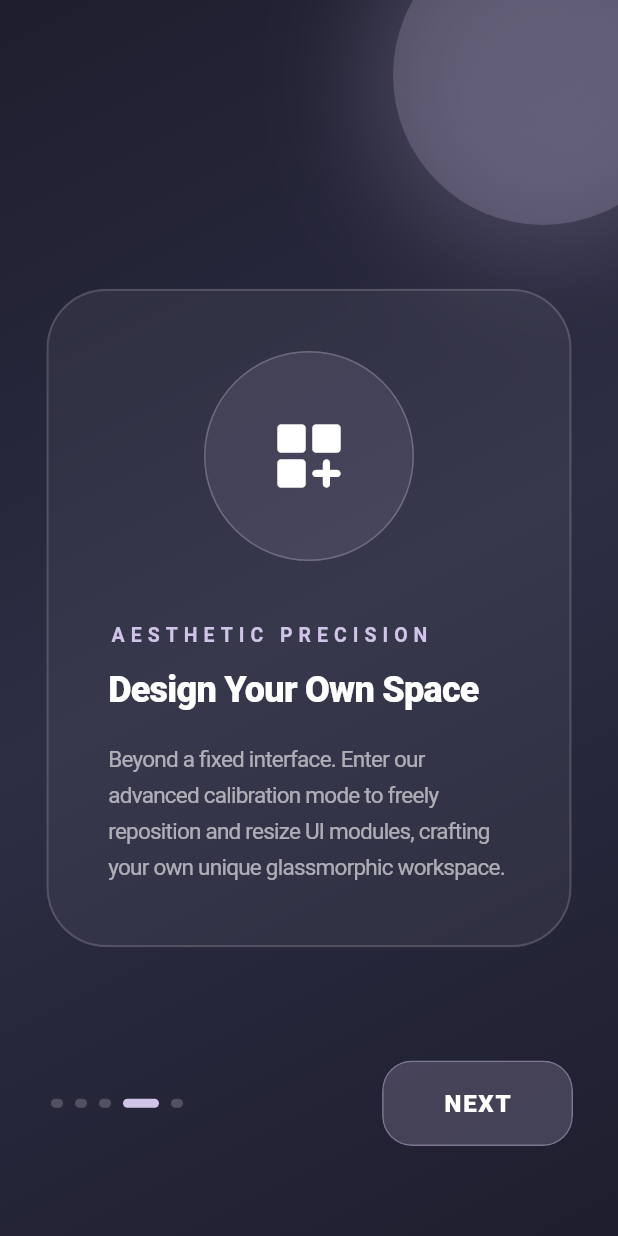
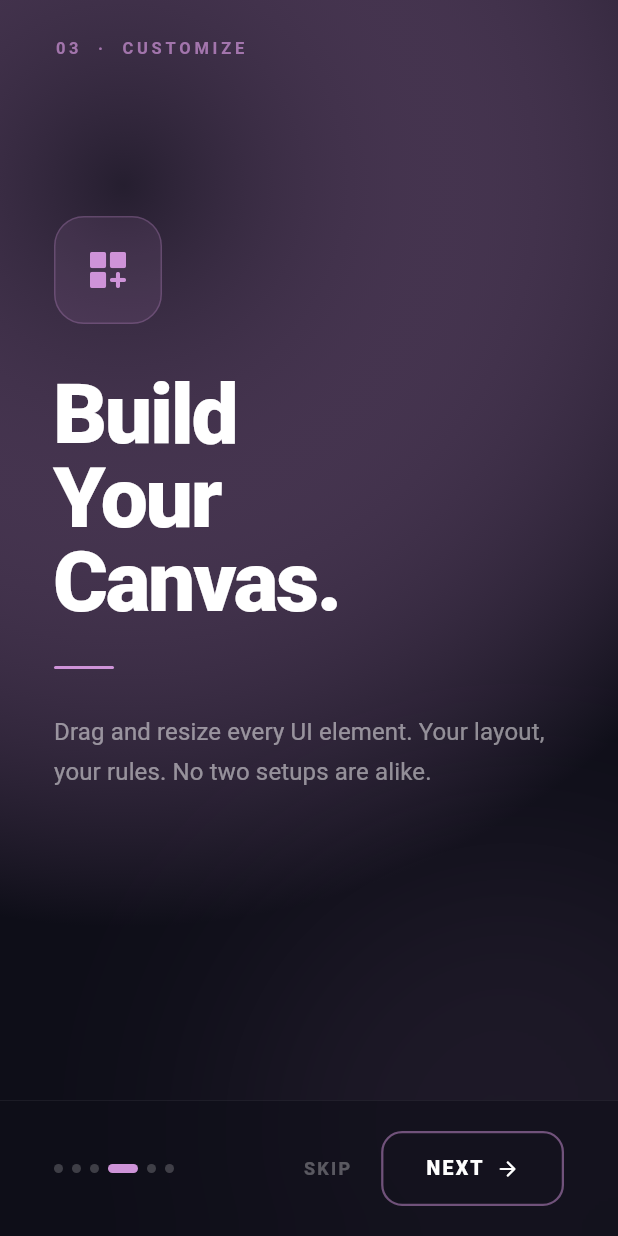
Before and after one commit to jjaez7/meteor_player, a Flutter app: the screen it shows after launch, swiped to page 4, on a phone screen of 412 x 824 dp. Run offline on Flutter 3.47's test engine with Material 3 defaults, Android fonts, the light colour scheme and no system bars; our stand-ins replace audio_service, flutter_colorpicker, google_mobile_ads, marquee, package_info_plus, palette_generator and 3 more; missing offline and left inert: notification_listener_service, translator; Roboto replaces fonts that are missing (Pretendard); statements that could not run were skipped.

Commit message:
일단 밀고

```diff
--- a/lib/onboarding_screen.dart
+++ b/lib/onboarding_screen.dart
@@ -1,9 +1,73 @@
 import 'dart:ui';
 import 'package:flutter/material.dart';
+import 'package:flutter/services.dart';
 import 'package:shared_preferences/shared_preferences.dart';
 import 'package:permission_handler/permission_handler.dart';
 import 'dart:io';
 
+// ── 페이지 데이터 ──────────────────────────────────────────────
+class _PageData {
+  final String tag;
+  final String headline;
+  final String body;
+  final IconData icon;
+  final Color accent;
+
+  const _PageData({
+    required this.tag,
+    required this.headline,
+    required this.body,
+    required this.icon,
+    required this.accent,
+  });
+}
+
+const List<_PageData> _pages = [
+  _PageData(
+    tag: "GLASNYL  ·  WELCOME",
+    headline: "See\nthe\nMusic.",
+    body: "A glassmorphic vinyl player built around your music. Not just a player — a visual experience.",
+    icon: Icons.auto_awesome_rounded,
+    accent: Color(0xFFD1C4E9),
+  ),
+  _PageData(
+    tag: "01  ·  VINYL ENGINE",
+    headline: "Spin,\nTap,\nFeel.",
+    body: "Tap for lyrics. Double-tap for artwork. Long-press to sync. The vinyl reacts to every beat.",
+    icon: Icons.album_rounded,
+    accent: Color(0xFFB39DDB),
+  ),
+  _PageData(
+    tag: "02  ·  CONTROLS",
+    headline: "Every\nDetail\nYours.",
+    body: "Seek with precision. PiP mode, screen lock, and full playback control — all one gesture away.",
+    icon: Icons.tune_rounded,
+    accent: Color(0xFF9FA8DA),
+  ),
+  _PageData(
+    tag: "03  ·  CUSTOMIZE",
+    headline: "Build\nYour\nCanvas.",
+    body: "Drag and resize every UI element. Your layout, your rules. No two setups are alike.",
+    icon: Icons.dashboard_customize_rounded,
+    accent: Color(0xFFCE93D8),
+  ),
+  _PageData(
+    tag: "04  ·  ADAPTIVE",
+    headline: "Colors\nthat\nBreathe.",
+    body: "The interface extracts your album art palette and repaints itself. Every song looks different.",
+    icon: Icons.palette_rounded,
+    accent: Color(0xFF80CBC4),
+  ),
+  _PageData(
+    tag: "BETA  ·  single-person development",
+    headline: "SEE\nTHE\nMUSIC",
+    body: "It's a beta I make by myself. It can be buggy.\nPlease feel free to let me know if you have any inconvenience — I'll fix it quickly.",
+    icon: Icons.favorite_rounded,
+    accent: Color(0xFFD1C4E9),
+  ),
+];
+
+// ── 메인 위젯 ─────────────────────────────────────────────────
 class OnboardingScreen extends StatefulWidget {
   const OnboardingScreen({super.key});
 
@@ -11,322 +75,374 @@ class OnboardingScreen extends StatefulWidget {
   State<OnboardingScreen> createState() => _OnboardingScreenState();
 }
 
-class _OnboardingScreenState extends State<OnboardingScreen> {
+class _OnboardingScreenState extends State<OnboardingScreen>
+    with TickerProviderStateMixin {
   final PageController _controller = PageController();
   int _currentPage = 0;
-  bool isLastPage = false;
 
-  // Glassmorphism Palette
-  final Color accentColor = const Color(0xFFD1C4E9); // 소프트 퍼플
-  final Color glassBaseColor = Colors.white.withValues(alpha: 0.1);
+  late AnimationController _fadeCtrl;
+  late Animation<double> _fadeAnim;
+
+  @override
+  void initState() {
+    super.initState();
+    SystemChrome.setSystemUIOverlayStyle(
+      const SystemUiOverlayStyle(
+        statusBarColor: Colors.transparent,
+        statusBarIconBrightness: Brightness.light,
+      ),
+    );
+    _fadeCtrl = AnimationController(
+      vsync: this,
+      duration: const Duration(milliseconds: 400),
+    );
+    _fadeAnim = CurvedAnimation(parent: _fadeCtrl, curve: Curves.easeOut);
+    _fadeCtrl.forward();
+  }
 
   @override
   void dispose() {
-    _controller.dispose(); // PageController 메모리 해제
+    _controller.dispose();
+    _fadeCtrl.dispose();
     super.dispose();
+  }
+
+  void _onPageChanged(int index) {
+    _fadeCtrl.forward(from: 0);
+    setState(() => _currentPage = index);
+  }
+
+  Future<void> _handleNext() async {
+    final isLast = _currentPage == _pages.length - 1;
+    if (isLast) {
+      if (Platform.isAndroid) {
+        await [Permission.audio, Permission.storage].request();
+      }
+      final prefs = await SharedPreferences.getInstance();
+      await prefs.setBool('isFirstRun', false);
+      if (!mounted) return;
+      Navigator.pushReplacementNamed(context, '/main');
+    } else {
+      _controller.nextPage(
+        duration: const Duration(milliseconds: 600),
+        curve: Curves.easeInOutCubic,
+      );
+    }
   }
 
   @override
   Widget build(BuildContext context) {
-    final size = MediaQuery.of(context).size;
-    final bool isLandscape = size.width > size.height;
+    final page = _pages[_currentPage];
+    final isLast = _currentPage == _pages.length - 1;
 
     return Scaffold(
+      backgroundColor: const Color(0xFF0E0E18),
       body: Stack(
         children: [
-          // [1] 배경: 부드러운 그라데이션 레이어
-          Container(
-            decoration: const BoxDecoration(
-              gradient: LinearGradient(
-                begin: Alignment.topLeft,
-                end: Alignment.bottomRight,
+          // ── 배경: 페이지 accent색으로 물드는 radial glow ──
+          AnimatedContainer(
+            duration: const Duration(milliseconds: 600),
+            curve: Curves.easeInOut,
+            decoration: BoxDecoration(
+              gradient: RadialGradient(
+                center: const Alignment(-0.6, -0.7),
+                radius: 1.2,
                 colors: [
-                  Color(0xFF1E1E2E),
-                  Color(0xFF2D2D44),
-                  Color(0xFF1E1E2E),
+                  page.accent.withValues(alpha: 0.12),
+                  const Color(0xFF0E0E18),
                 ],
               ),
             ),
           ),
 
-          // 장식용 빛의 구체 (소프트 레이어 느낌 극대화)
+          // ── 우하단 보조 글로우 ──
           Positioned(
-            top: -50,
-            right: -50,
-            child: _buildBlurOrb(200, accentColor.withValues(alpha: 0.2)),
+            bottom: -80,
+            right: -80,
+            child: AnimatedContainer(
+              duration: const Duration(milliseconds: 600),
+              width: 300,
+              height: 300,
+              decoration: BoxDecoration(
+                shape: BoxShape.circle,
+                boxShadow: [
+                  BoxShadow(
+                    color: page.accent.withValues(alpha: 0.08),
+                    blurRadius: 120,
+                    spreadRadius: 40,
+                  ),
+                ],
+              ),
+            ),
           ),
 
-          // [2] 메인 콘텐츠 (PageView)
-          PageView(
+          // ── PageView ──
+          PageView.builder(
             controller: _controller,
-            onPageChanged: (index) {
-              setState(() {
-                _currentPage = index;
-                isLastPage = index == 4;
-              });
-            },
-            children: [
-              _buildGlassPage(
-                index: 0,
-                title: "Welcome to GLASNYL",
-                subtitle: "The Next Era of Music Visuals",
-                description:
-                    "Thank you for choosing GLASNYL OS. Step into a world where glassmorphism aesthetics meets high-fidelity audio engineering.",
-                icon: Icons.auto_awesome_rounded,
-                isLandscape: isLandscape,
-              ),
-              _buildGlassPage(
-                index: 1,
-                title: "Interactive Vinyl",
-                subtitle: "More than just a Rotation",
-                description:
-                    "Tap once for lyrics, twice for artwork, and long-press to refresh. Our Hifi engine synchronizes rotation with your core audio stream.",
-                icon: Icons.album_rounded,
-                isLandscape: isLandscape,
-              ),
-              _buildGlassPage(
-                index: 2,
-                title: "Complete Control",
-                subtitle: "Precision at Your Fingertips",
-                description:
-                    "Drag the progress bar to seek your favorite moments. Access PiP mode and Screen Lock via the left-side drop-down menu.",
-                icon: Icons.settings_input_component_rounded,
-                isLandscape: isLandscape,
-              ),
-              _buildGlassPage(
-                index: 3,
-                title: "Aesthetic Precision", // 또는 "Personalized Canvas"
-                subtitle: "Design Your Own Space",
-                description:
-                    "Beyond a fixed interface. Enter our advanced calibration mode to freely reposition and resize UI modules, crafting your own unique glassmorphic workspace.",
-                icon: Icons
-                    .dashboard_customize_rounded, // 아이콘도 더 적절한 커스터마이즈 아이콘으로 추천
-                isLandscape: isLandscape,
-              ),
-              _buildGlassPage(
-                index: 4,
-                title: "Get Started",
-                subtitle: "Ignite Your Senses",
-                description:
-                    "Experience our color-adaptive UI that breathes with your music. Let the journey begin.",
-                icon: Icons.rocket_launch_rounded,
-                isLandscape: isLandscape,
-              ),
-            ],
+            onPageChanged: _onPageChanged,
+            itemCount: _pages.length,
+            itemBuilder: (context, index) => _OnboardingPage(
+              data: _pages[index],
+              fadeAnim: _fadeAnim,
+            ),
           ),
 
-          // [3] 하단 네비게이션 (인디케이터 & 버튼)
+          // ── 하단 네비게이션 ──
           Positioned(
-            bottom: isLandscape ? 30 : 60,
-            left: 30,
-            right: 30,
-            child: Row(
-              mainAxisAlignment: MainAxisAlignment.spaceBetween,
-              children: [
-                _buildCircularIndicator(5),
-                _buildGlassActionButton(
-                  isLastPage ? "START!" : "NEXT",
-                  () async {
-                    if (isLastPage) {
-                      if (Platform.isAndroid) {
-                        // 권한 요청 결과를 Map으로 받아서 처리 (return 생략 방지)
-                        Map<Permission, PermissionStatus> statuses = await [
-                          Permission.audio,
-                          Permission.storage,
-                          // 안드로이드 13 이상을 위해 아래 권한 추가를 권장합니다.
-                          // Permission.nearbyWifiDevices,
-                        ].request();
-
-                        debugPrint("Permissions: $statuses");
-                      }
-
-                      final prefs = await SharedPreferences.getInstance();
-                      await prefs.setBool('isFirstRun', false);
-
-                      if (!mounted) return;
-                      Navigator.pushReplacementNamed(context, '/main');
-                    } else {
-                      _controller.nextPage(
-                        duration: const Duration(milliseconds: 800),
-                        curve: Curves.easeOutQuart,
-                      );
-                    }
-                  },
-                ),
-              ],
+            left: 0,
+            right: 0,
+            bottom: 0,
+            child: _BottomNav(
+              currentPage: _currentPage,
+              total: _pages.length,
+              accent: page.accent,
+              isLast: isLast,
+              onNext: _handleNext,
+              onSkip: isLast
+                  ? null
+                  : () => _controller.animateToPage(
+                        _pages.length - 1,
+                        duration: const Duration(milliseconds: 500),
+                        curve: Curves.easeInOutCubic,
+                      ),
             ),
           ),
         ],
       ),
     );
   }
+}
 
-  // --- UI Components ---
+// ── 개별 페이지 ───────────────────────────────────────────────
+class _OnboardingPage extends StatelessWidget {
+  final _PageData data;
+  final Animation<double> fadeAnim;
 
-  Widget _buildGlassPage({
-    required int index,
-    required String title,
-    required String subtitle,
-    required String description,
-    required IconData icon,
-    required bool isLandscape,
-  }) {
-    return Center(
-      child: ClipRRect(
-          borderRadius: BorderRadius.circular(40),
-          child: BackdropFilter(
-            filter: ImageFilter.blur(sigmaX: 15, sigmaY: 15),
-            child: Container(
-              width: isLandscape
-                  ? MediaQuery.of(context).size.width * 0.8
-                  : MediaQuery.of(context).size.width * 0.85,
-              padding: const EdgeInsets.all(40),
+  const _OnboardingPage({required this.data, required this.fadeAnim});
+
+  @override
+  Widget build(BuildContext context) {
+    final topPad = MediaQuery.of(context).padding.top;
+
+    return FadeTransition(
+      opacity: fadeAnim,
+      child: Padding(
+        padding: EdgeInsets.only(
+          top: topPad + 24,
+          left: 36,
+          right: 36,
+          bottom: 140,
+        ),
+        child: Column(
+          crossAxisAlignment: CrossAxisAlignment.start,
+          children: [
+            // 태그
+            Text(
+              data.tag,
+              style: TextStyle(
+                fontSize: 11,
+                fontWeight: FontWeight.w600,
+                color: data.accent.withValues(alpha: 0.7),
+                letterSpacing: 2.5,
+              ),
+            ),
+
+            const Spacer(flex: 2),
+
+            // 아이콘
+            Container(
+              width: 72,
+              height: 72,
               decoration: BoxDecoration(
-                color: Colors.white.withValues(alpha: 0.05),
-                borderRadius: BorderRadius.circular(40),
+                color: data.accent.withValues(alpha: 0.1),
+                borderRadius: BorderRadius.circular(20),
                 border: Border.all(
-                  color: Colors.white.withValues(alpha: 0.15),
-                  width: 1.5,
+                  color: data.accent.withValues(alpha: 0.25),
+                  width: 1,
                 ),
               ),
-              child: isLandscape
-                  ? Row(
-                      children: [
-                        _buildIconContainer(icon, size: 120),
-                        const SizedBox(width: 40),
-                        Expanded(
-                          child: _buildTextContent(
-                            title,
-                            subtitle,
-                            description,
-                          ),
-                        ),
-                      ],
-                    )
-                  : Column(
-                      mainAxisSize: MainAxisSize.min,
-                      children: [
-                        _buildIconContainer(icon),
-                        const SizedBox(height: 40),
-                        _buildTextContent(title, subtitle, description),
-                      ],
-                    ),
+              child: Icon(data.icon, color: data.accent, size: 32),
+            ),
+
+            const SizedBox(height: 32),
+
+            // 헤드라인
+            Text(
+              data.headline,
+              style: const TextStyle(
+                fontSize: 56,
+                fontWeight: FontWeight.w900,
+                color: Colors.white,
+                height: 1.0,
+                letterSpacing: -1.5,
+              ),
+            ),
+
+            const SizedBox(height: 28),
+
+            // 구분선
+            Container(
+              width: 40,
+              height: 2,
+              decoration: BoxDecoration(
+                color: data.accent,
+                borderRadius: BorderRadius.circular(1),
+              ),
+            ),
+
+            const SizedBox(height: 28),
+
+            // 본문
+            Text(
+              data.body,
+              style: TextStyle(
+                fontSize: 16,
+                color: Colors.white.withValues(alpha: 0.5),
+                height: 1.7,
+                letterSpacing: 0.1,
+                fontWeight: FontWeight.w400,
+              ),
+            ),
+
+            const Spacer(flex: 3),
+          ],
+        ),
+      ),
+    );
+  }
+}
+
+// ── 하단 네비게이션 바 ────────────────────────────────────────
+class _BottomNav extends StatelessWidget {
+  final int currentPage;
+  final int total;
+  final Color accent;
+  final bool isLast;
+  final VoidCallback onNext;
+  final VoidCallback? onSkip;
+
+  const _BottomNav({
+    required this.currentPage,
+    required this.total,
+    required this.accent,
+    required this.isLast,
+    required this.onNext,
+    this.onSkip,
+  });
+
+  @override
+  Widget build(BuildContext context) {
+    final bottomPad = MediaQuery.of(context).padding.bottom;
+
+    return ClipRect(
+      child: BackdropFilter(
+        filter: ImageFilter.blur(sigmaX: 20, sigmaY: 20),
+        child: Container(
+          padding: EdgeInsets.fromLTRB(36, 20, 36, 20 + bottomPad),
+          decoration: BoxDecoration(
+            color: const Color(0xFF0E0E18).withValues(alpha: 0.6),
+            border: Border(
+              top: BorderSide(
+                color: Colors.white.withValues(alpha: 0.06),
+                width: 1,
+              ),
             ),
           ),
-        ),
-    );
-  }
+          child: Row(
+            children: [
+              // 도트 인디케이터
+              Row(
+                children: List.generate(total, (i) {
+                  final isActive = i == currentPage;
+                  return AnimatedContainer(
+                    duration: const Duration(milliseconds: 300),
+                    curve: Curves.easeOut,
+                    margin: const EdgeInsets.only(right: 6),
+                    width: isActive ? 20 : 6,
+                    height: 6,
+                    decoration: BoxDecoration(
+                      color: isActive
+                          ? accent
+                          : Colors.white.withValues(alpha: 0.2),
+                      borderRadius: BorderRadius.circular(3),
+                    ),
+                  );
+                }),
+              ),
 
-  Widget _buildIconContainer(IconData icon, {double size = 140}) {
-    return Container(
-      width: size,
-      height: size,
-      decoration: BoxDecoration(
-        color: accentColor.withValues(alpha: 0.1),
-        shape: BoxShape.circle,
-        border: Border.all(color: accentColor.withValues(alpha: 0.3)),
-      ),
-      child: Icon(icon, size: size * 0.4, color: Colors.white),
-    );
-  }
+              const Spacer(),
 
-  Widget _buildTextContent(String title, String subtitle, String description) {
-    return Column(
-      crossAxisAlignment: CrossAxisAlignment.start,
-      mainAxisSize: MainAxisSize.min,
-      children: [
-        Text(
-          title.toUpperCase(),
-          style: TextStyle(
-            fontSize: 13,
-            letterSpacing: 4,
-            fontWeight: FontWeight.bold,
-            color: accentColor,
-          ),
-        ),
-        const SizedBox(height: 12),
-        Text(
-          subtitle,
-          style: const TextStyle(
-            fontSize: 24,
-            fontWeight: FontWeight.w900,
-            color: Colors.white,
-            height: 1.2,
-          ),
-        ),
-        const SizedBox(height: 20),
-        Text(
-          description,
-          style: TextStyle(
-            fontSize: 15,
-            color: Colors.white.withValues(alpha: 0.6),
-            height: 1.6,
-          ),
-        ),
-      ],
-    );
-  }
+              // SKIP 버튼
+              if (onSkip != null) ...[
+                GestureDetector(
+                  onTap: onSkip,
+                  child: Padding(
+                    padding: const EdgeInsets.symmetric(vertical: 8),
+                    child: Text(
+                      "SKIP",
+                      style: TextStyle(
+                        fontSize: 12,
+                        fontWeight: FontWeight.w600,
+                        color: Colors.white.withValues(alpha: 0.3),
+                        letterSpacing: 1.5,
+                      ),
+                    ),
+                  ),
+                ),
+                const SizedBox(width: 20),
+              ],
 
-  Widget _buildGlassActionButton(String label, Function() onTap) {
-    return GestureDetector(
-      onTap: onTap,
-      child: ClipRRect(
-        borderRadius: BorderRadius.circular(20),
-        child: BackdropFilter(
-          filter: ImageFilter.blur(sigmaX: 10, sigmaY: 10),
-          child: Container(
-            padding: const EdgeInsets.symmetric(horizontal: 40, vertical: 16),
-            decoration: BoxDecoration(
-              color: accentColor.withValues(alpha: 0.2),
-              borderRadius: BorderRadius.circular(20),
-              border: Border.all(color: accentColor.withValues(alpha: 0.4)),
-            ),
-            child: Text(
-              label,
-              style: const TextStyle(
-                fontSize: 16,
-                fontWeight: FontWeight.w900,
-                color: Colors.white,
-                letterSpacing: 1.2,
+              // NEXT / START 버튼
+              GestureDetector(
+                onTap: onNext,
+                child: AnimatedContainer(
+                  duration: const Duration(milliseconds: 300),
+                  padding: const EdgeInsets.symmetric(
+                    horizontal: 28,
+                    vertical: 14,
+                  ),
+                  decoration: BoxDecoration(
+                    color: isLast ? accent : Colors.transparent,
+                    borderRadius: BorderRadius.circular(14),
+                    border: Border.all(
+                      color: isLast
+                          ? Colors.transparent
+                          : accent.withValues(alpha: 0.5),
+                      width: 1.5,
+                    ),
+                  ),
+                  child: Row(
+                    mainAxisSize: MainAxisSize.min,
+                    children: [
+                      Text(
+                        isLast ? "START" : "NEXT",
+                        style: TextStyle(
+                          fontSize: 13,
+                          fontWeight: FontWeight.w800,
+                          color: isLast
+                              ? const Color(0xFF0E0E18)
+                              : Colors.white,
+                          letterSpacing: 1.5,
+                        ),
+                      ),
+                      const SizedBox(width: 8),
+                      Icon(
+                        isLast
+                            ? Icons.check_rounded
+                            : Icons.arrow_forward_rounded,
+                        size: 16,
+                        color: isLast
+                            ? const Color(0xFF0E0E18)
+                            : Colors.white,
+                      ),
+                    ],
+                  ),
+                ),
               ),
-            ),
+            ],
           ),
         ),
       ),
     );
   }
-
-  Widget _buildCircularIndicator(int count) {
-    return Row(
-      children: List.generate(count, (index) {
-        return AnimatedContainer(
-          duration: const Duration(milliseconds: 300),
-          margin: const EdgeInsets.symmetric(horizontal: 4),
-          width: _currentPage == index ? 24 : 8,
-          height: 6,
-          decoration: BoxDecoration(
-            color: _currentPage == index
-                ? accentColor
-                : Colors.white.withValues(alpha: 0.2),
-            borderRadius: BorderRadius.circular(10),
-          ),
-        );
-      }),
-    );
-  }
-
-  Widget _buildBlurOrb(double size, Color color) {
-    // BackdropFilter 제거: 단색 배경을 블러해도 시각 효과 없음, 연산만 낭비
-    return Container(
-      width: size,
-      height: size,
-      decoration: BoxDecoration(
-        color: color,
-        shape: BoxShape.circle,
-        boxShadow: [
-          BoxShadow(color: color, blurRadius: 60, spreadRadius: 20),
-        ],
-      ),
-    );
-  }
 }
--- a/lib/player_screen.dart
+++ b/lib/player_screen.dart
@@ -237,6 +237,8 @@ class _VinylPlayerScreenState extends State<VinylPlayerScreen>
 
     // 3. 🚀 핵심 수정: 화면이 뜬 뒤에 순차적으로 로드
     WidgetsBinding.instance.addPostFrameCallback((_) {
+      // 최초 실행 시 베타 안내 다이얼로그 표시
+
       // A. 먼저 뮤직 리스너를 등록 (통신 통로 열기)
       _listenToMusic();
 
--- a/pubspec.yaml
+++ b/pubspec.yaml
@@ -16,7 +16,7 @@ publish_to: 'none' # Remove this line if you wish to publish to pub.dev
 # https://developer.apple.com/library/archive/documentation/General/Reference/InfoPlistKeyReference/Articles/CoreFoundationKeys.html
 # In Windows, build-name is used as the major, minor, and patch parts
 # of the product and file versions while build-number is used as the build suffix.
-version: 1.0.6+6
+version: 1.0.7+7
 
 environment:
   sdk: ^3.10.7
```
